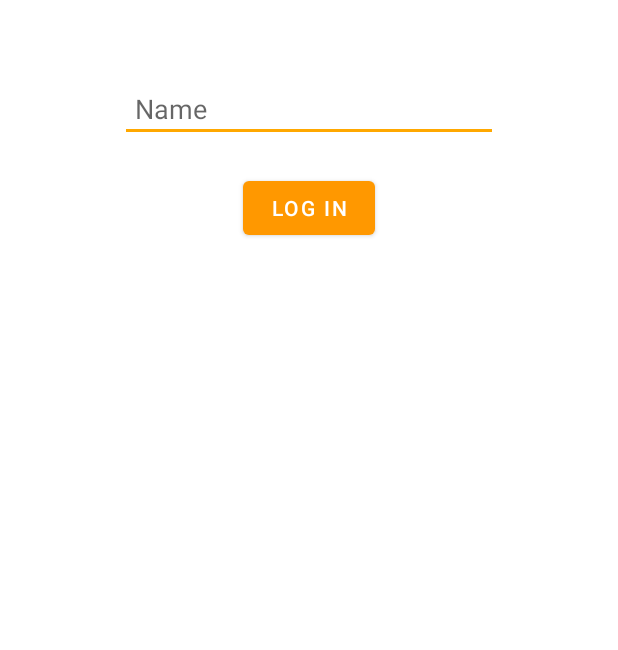
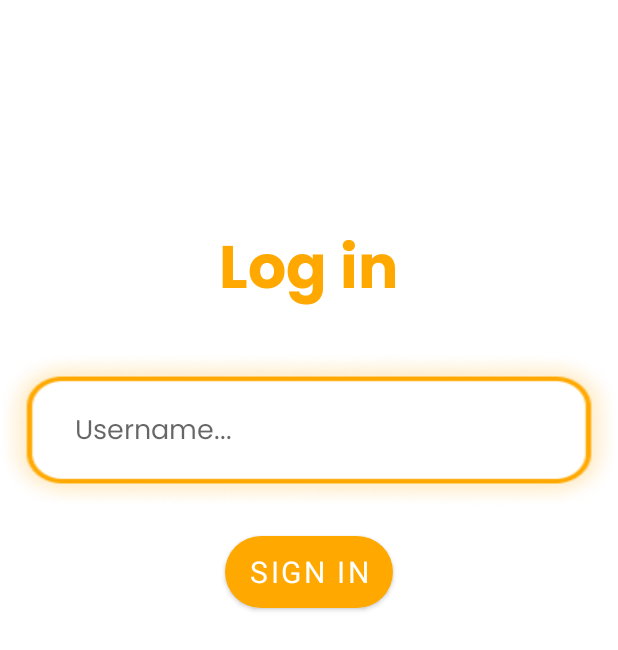
Before and after one commit to Blarc/betifi, an Android app: the screen it shows after launch (LoginActivity), on a phone screen of 412 x 824 dp. Shown: the top 650 px of the screen. Run offline under Robolectric (Android 15) with nearby library versions, the phone set to English and light mode, and no system bars; our stand-ins replace Firebase (no records; nobody signed in at launch, a user with empty details on screens opened directly).

Commit message:
updated login screen

```diff
--- /dev/null
+++ b/app/src/main/res/drawable/bottom_background.xml
@@ -0,0 +1,6 @@
+<?xml version="1.0" encoding="utf-8"?>
+<shape xmlns:android="http://schemas.android.com/apk/res/android"
+    android:shape="rectangle">
+    <corners android:radius="100dp" />
+    <solid android:color="@color/orange" />
+</shape>
--- a/app/src/main/res/layout/activity_login.xml
+++ b/app/src/main/res/layout/activity_login.xml
@@ -6,25 +6,41 @@
     tools:context=".LoginActivity"
     android:orientation="vertical">
 
+    <TextView
+        android:id="@+id/usernameText"
+        android:layout_width="wrap_content"
+        android:layout_height="wrap_content"
+        android:text="Log in"
+        android:textSize="40dp"
+        android:layout_marginTop="150dp"
+        android:textAlignment="center"
+        android:textColor="@color/orange"
+        android:fontFamily="@font/poppins"
+        android:layout_gravity="center_horizontal"
+        ></TextView>
+
     <EditText
         android:id="@+id/activityLoginEditTextName"
         android:layout_width="match_parent"
         android:layout_height="wrap_content"
-        android:layout_marginStart="80dp"
-        android:layout_marginEnd="80dp"
         android:ems="10"
         android:inputType="textPersonName"
-        android:hint="Name"
-        android:layout_gravity="center"
-        android:layout_marginTop="50dp"
-        android:padding="10dp"/>
+        android:hint="Username..."
+        android:paddingLeft="50dp"
+        android:paddingRight="50dp"
+        android:layout_marginTop="30dp"
+        android:fontFamily="@font/poppins_regular"
+        android:background="@drawable/login_field_with_shadow"/>
 
     <Button
         android:id="@+id/activityLoginButtonLogin"
         android:layout_width="wrap_content"
         android:layout_height="wrap_content"
-        android:text="Log in"
+        android:text="Sign in"
+        android:textSize="20dp"
+        android:fontFamily="@font/poppins_bold"
         android:layout_gravity="center"
-        android:layout_marginTop="20dp"/>
+        android:layout_marginTop="20dp"
+        android:background="@drawable/bottom_background" />
 
 </LinearLayout>
--- a/app/src/main/res/layout/fragment_character.xml
+++ b/app/src/main/res/layout/fragment_character.xml
@@ -40,7 +40,14 @@
             android:id="@+id/characterImageView"
             android:layout_width="200dp"
             android:layout_height="400dp"
-            android:src="@drawable/avatar_3"
+            android:src="@drawable/avatar_4"
+            android:layout_centerHorizontal="true"/>
+
+        <ImageView
+            android:id="@+id/characterImageView2"
+            android:layout_width="200dp"
+            android:layout_height="400dp"
+            android:src="@drawable/majca_1"
             android:layout_centerHorizontal="true"/>
 
         <com.caverock.androidsvg.SVGImageView
--- a/app/src/main/res/values/themes.xml
+++ b/app/src/main/res/values/themes.xml
@@ -2,8 +2,8 @@
     <!-- Base application theme. -->
     <style name="Theme.MyApplication" parent="Theme.MaterialComponents.DayNight.DarkActionBar">
         <!-- Primary brand color. -->
-        <item name="colorPrimary">#FF9800</item>
-        <item name="colorPrimaryVariant">#FF9800</item>
+        <item name="colorPrimary">@color/orange</item>
+        <item name="colorPrimaryVariant">@color/orange</item>
         <item name="colorOnPrimary">@color/white</item>
         <!-- Secondary brand color. -->
         <item name="colorSecondary">@color/orange</item>
```
Also changed, not shown: app/src/main/res/drawable/avatar_4.png (added), app/src/main/res/drawable/empty_character.png (added), app/src/main/res/drawable/login_field_with_shadow.png (added), app/src/main/res/drawable/majca_1.png (added).
